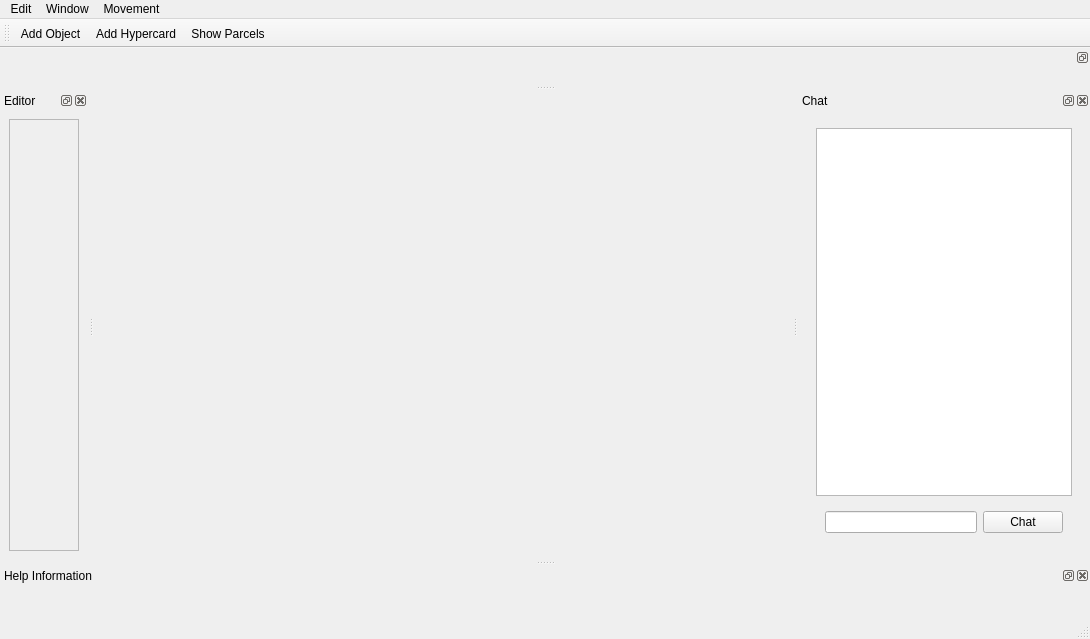
This is gui_client/MainWindow.ui in shipilovden/substrata-metasiberia as Qt 5 draws it before an edit. The edited form follows.
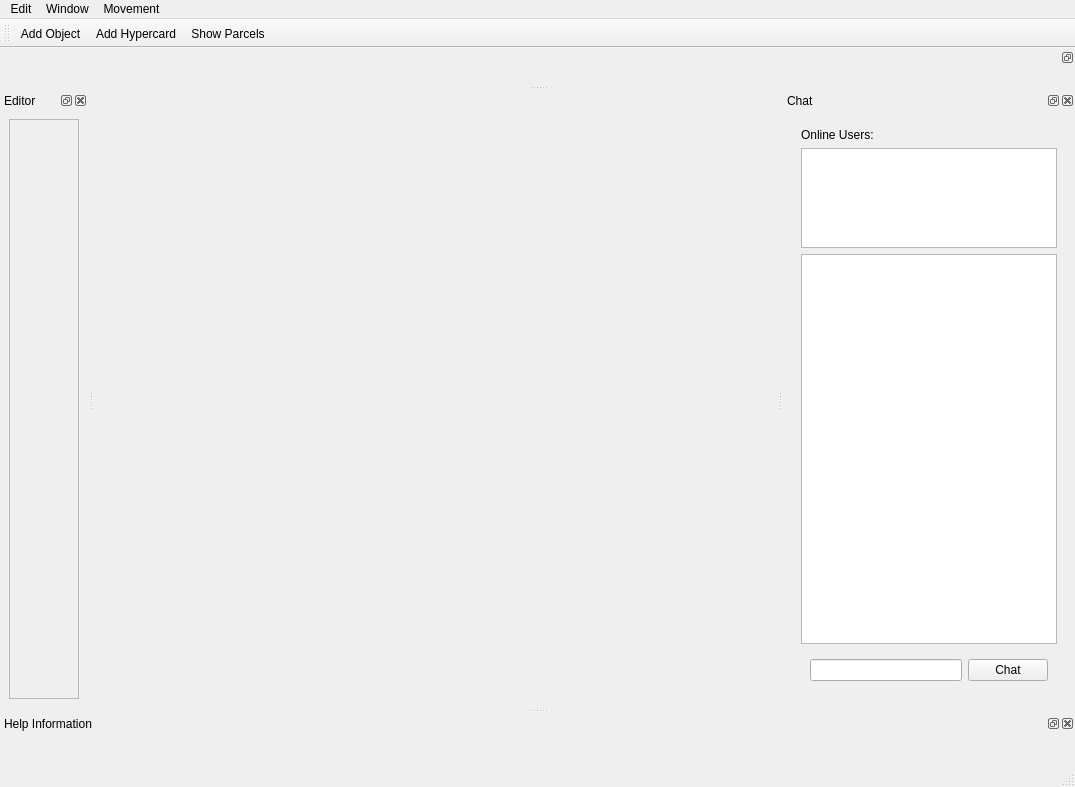
This is the edited form. Custom widgets are drawn as their Qt base class.

Commit message: Added list of online users in UI.

Patch:
```diff
--- a/gui_client/MainWindow.ui
+++ b/gui_client/MainWindow.ui
@@ -6,8 +6,8 @@
    <rect>
     <x>0</x>
     <y>0</y>
-    <width>1090</width>
-    <height>639</height>
+    <width>1075</width>
+    <height>787</height>
    </rect>
   </property>
   <property name="windowTitle">
@@ -34,7 +34,7 @@
     <rect>
      <x>0</x>
      <y>0</y>
-     <width>1090</width>
+     <width>1075</width>
      <height>21</height>
     </rect>
    </property>
@@ -96,6 +96,26 @@
      <item>
       <widget class="QWidget" name="chatWidget" native="true">
        <layout class="QVBoxLayout" name="verticalLayout_2">
+        <item>
+         <widget class="QLabel" name="label">
+          <property name="text">
+           <string>Online Users:</string>
+          </property>
+         </widget>
+        </item>
+        <item>
+         <widget class="QTextEdit" name="onlineUsersTextEdit">
+          <property name="maximumSize">
+           <size>
+            <width>16777215</width>
+            <height>100</height>
+           </size>
+          </property>
+          <property name="readOnly">
+           <bool>true</bool>
+          </property>
+         </widget>
+        </item>
         <item>
          <widget class="QTextEdit" name="chatMessagesTextEdit">
           <property name="readOnly">
@@ -151,7 +171,7 @@
           <x>0</x>
           <y>0</y>
           <width>69</width>
-          <height>432</height>
+          <height>580</height>
          </rect>
         </property>
         <layout class="QVBoxLayout" name="verticalLayout_4">
```
The commit also changes 2 other files.
